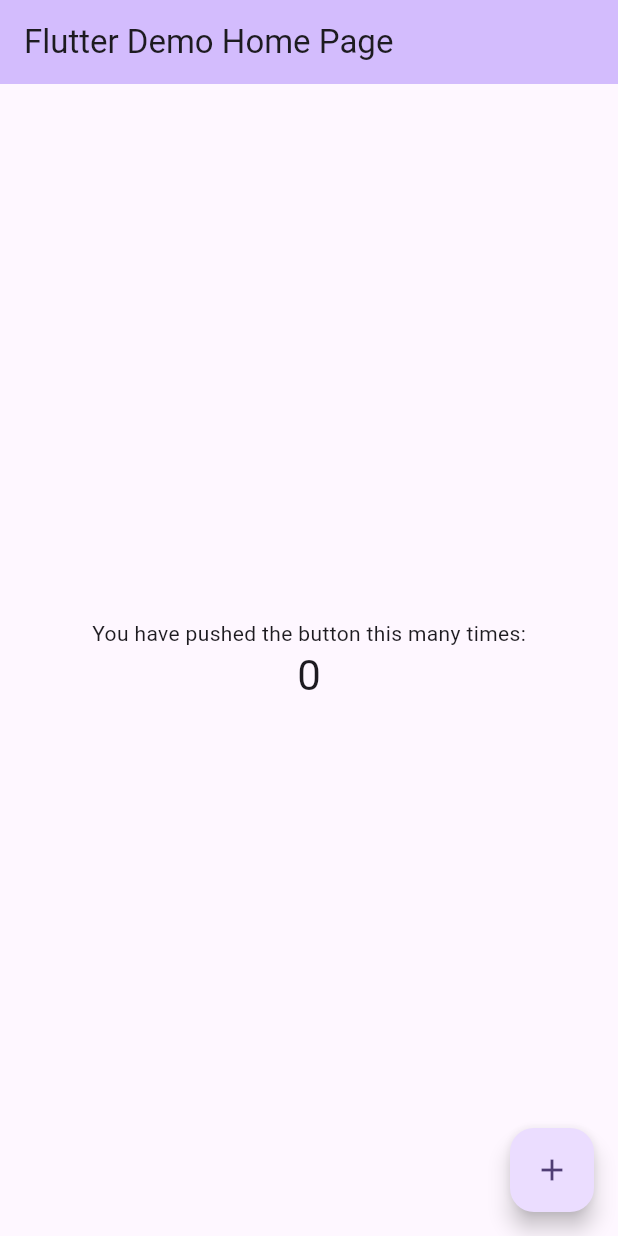
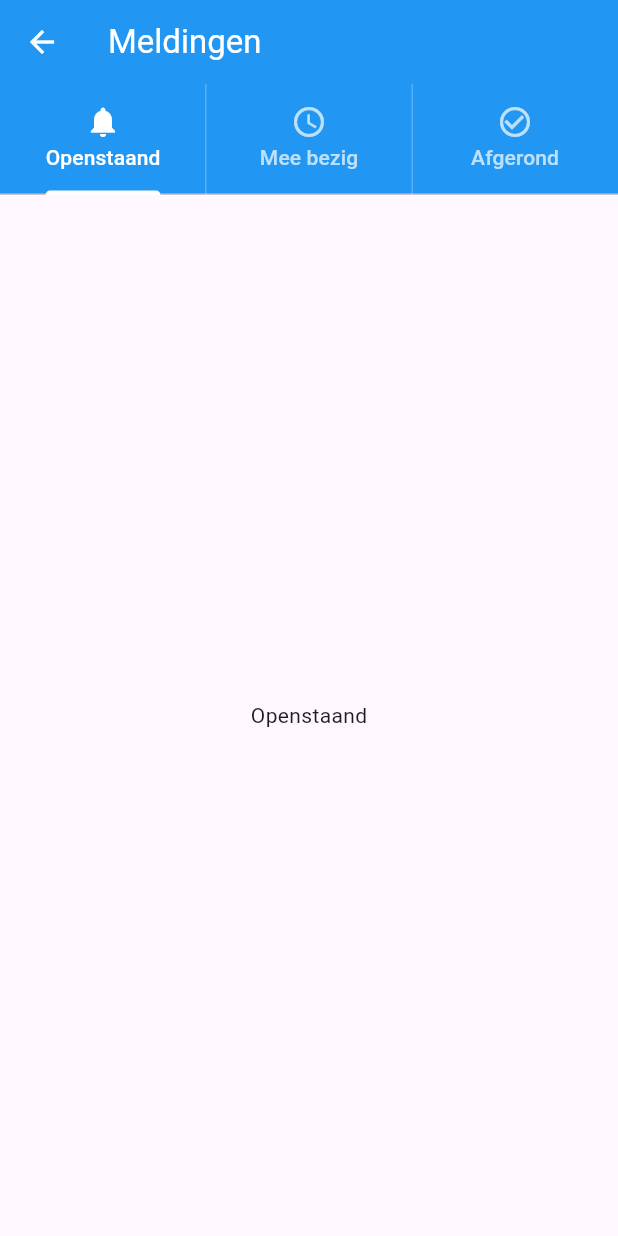
Before and after one commit to BarmadWork/adapta_hello, a Flutter app: the screen it shows after launch, on a phone screen of 412 x 824 dp. Run offline on Flutter 3.47's test engine with Material 3 defaults, Android fonts, the phone set to English and light mode, and no system bars.

Commit message:
made the overview page and the appbar with the navigation bar

```diff
--- a/lib/main.dart
+++ b/lib/main.dart
@@ -1,3 +1,4 @@
+import 'package:adapta_hello/pages/home.dart';
 import 'package:flutter/material.dart';
 
 void main() {
@@ -7,116 +8,15 @@ void main() {
 class MyApp extends StatelessWidget {
   const MyApp({super.key});
 
-  // This widget is the root of your application.
   @override
   Widget build(BuildContext context) {
     return MaterialApp(
-      title: 'Flutter Demo',
+      title: 'Adapta-Hello',
+      debugShowCheckedModeBanner: false,
       theme: ThemeData(
-        // This is the theme of your application.
-        //
-        // TRY THIS: Try running your application with "flutter run". You'll see
-        // the application has a purple toolbar. Then, without quitting the app,
-        // try changing the seedColor in the colorScheme below to Colors.green
-        // and then invoke "hot reload" (save your changes or press the "hot
-        // reload" button in a Flutter-supported IDE, or press "r" if you used
-        // the command line to start the app).
-        //
-        // Notice that the counter didn't reset back to zero; the application
-        // state is not lost during the reload. To reset the state, use hot
-        // restart instead.
-        //
-        // This works for code too, not just values: Most code changes can be
-        // tested with just a hot reload.
         colorScheme: ColorScheme.fromSeed(seedColor: Colors.deepPurple),
       ),
-      home: const MyHomePage(title: 'Flutter Demo Home Page'),
+      home: const Home(),
     );
   }
 }
-
-class MyHomePage extends StatefulWidget {
-  const MyHomePage({super.key, required this.title});
-
-  // This widget is the home page of your application. It is stateful, meaning
-  // that it has a State object (defined below) that contains fields that affect
-  // how it looks.
-
-  // This class is the configuration for the state. It holds the values (in this
-  // case the title) provided by the parent (in this case the App widget) and
-  // used by the build method of the State. Fields in a Widget subclass are
-  // always marked "final".
-
-  final String title;
-
-  @override
-  State<MyHomePage> createState() => _MyHomePageState();
-}
-
-class _MyHomePageState extends State<MyHomePage> {
-  int _counter = 0;
-
-  void _incrementCounter() {
-    setState(() {
-      // This call to setState tells the Flutter framework that something has
-      // changed in this State, which causes it to rerun the build method below
-      // so that the display can reflect the updated values. If we changed
-      // _counter without calling setState(), then the build method would not be
-      // called again, and so nothing would appear to happen.
-      _counter++;
-    });
-  }
-
-  @override
-  Widget build(BuildContext context) {
-    // This method is rerun every time setState is called, for instance as done
-    // by the _incrementCounter method above.
-    //
-    // The Flutter framework has been optimized to make rerunning build methods
-    // fast, so that you can just rebuild anything that needs updating rather
-    // than having to individually change instances of widgets.
-    return Scaffold(
-      appBar: AppBar(
-        // TRY THIS: Try changing the color here to a specific color (to
-        // Colors.amber, perhaps?) and trigger a hot reload to see the AppBar
-        // change color while the other colors stay the same.
-        backgroundColor: Theme.of(context).colorScheme.inversePrimary,
-        // Here we take the value from the MyHomePage object that was created by
-        // the App.build method, and use it to set our appbar title.
-        title: Text(widget.title),
-      ),
-      body: Center(
-        // Center is a layout widget. It takes a single child and positions it
-        // in the middle of the parent.
-        child: Column(
-          // Column is also a layout widget. It takes a list of children and
-          // arranges them vertically. By default, it sizes itself to fit its
-          // children horizontally, and tries to be as tall as its parent.
-          //
-          // Column has various properties to control how it sizes itself and
-          // how it positions its children. Here we use mainAxisAlignment to
-          // center the children vertically; the main axis here is the vertical
-          // axis because Columns are vertical (the cross axis would be
-          // horizontal).
-          //
-          // TRY THIS: Invoke "debug painting" (choose the "Toggle Debug Paint"
-          // action in the IDE, or press "p" in the console), to see the
-          // wireframe for each widget.
-          mainAxisAlignment: MainAxisAlignment.center,
-          children: <Widget>[
-            const Text('You have pushed the button this many times:'),
-            Text(
-              '$_counter',
-              style: Theme.of(context).textTheme.headlineMedium,
-            ),
-          ],
-        ),
-      ),
-      floatingActionButton: FloatingActionButton(
-        onPressed: _incrementCounter,
-        tooltip: 'Increment',
-        child: const Icon(Icons.add),
-      ), // This trailing comma makes auto-formatting nicer for build methods.
-    );
-  }
-}
--- /dev/null
+++ b/lib/pages/home.dart
@@ -0,0 +1,29 @@
+import 'package:adapta_hello/pages/overview.dart';
+import 'package:flutter/material.dart';
+
+class Home extends StatefulWidget {
+  const Home({super.key});
+
+  @override
+  State<Home> createState() => _HomeState();
+}
+
+class _HomeState extends State<Home> {
+  @override
+  void initState() {
+    super.initState();
+    // Wait for 3 seconds, then navigate
+    Future.delayed(const Duration(seconds: 3), () {
+      if (mounted) {
+        Navigator.of(
+          context,
+        ).push(MaterialPageRoute(builder: (context) => const Overview()));
+      }
+    });
+  }
+
+  @override
+  Widget build(BuildContext context) {
+    return Scaffold(body: Center(child: Text('Hello!')));
+  }
+}
--- /dev/null
+++ b/lib/pages/overview.dart
@@ -0,0 +1,69 @@
+import 'package:flutter/material.dart';
+
+class Overview extends StatefulWidget {
+  const Overview({super.key});
+
+  @override
+  State<Overview> createState() => _OverviewState();
+}
+
+class _OverviewState extends State<Overview> {
+  @override
+  Widget build(BuildContext context) {
+    return Scaffold(
+      appBar: AppBar(
+        title: const Text('Meldingen'),
+        backgroundColor: Colors.blue,
+        foregroundColor: Colors.white,
+      ),
+      body: DefaultTabController(
+        length: 3,
+        child: Column(
+          children: [
+            Container(
+              color: Colors.blue,
+              child: Stack(
+                children: [
+                  TabBar(
+                    labelColor: Colors.white,
+                    unselectedLabelColor: Colors.white70,
+                    indicatorColor: Colors.white,
+                    tabs: [
+                      Tab(text: 'Openstaand', icon: Icon(Icons.notifications)),
+                      Tab(text: 'Mee bezig', icon: Icon(Icons.access_time)),
+                      Tab(
+                        text: 'Afgerond',
+                        icon: Icon(Icons.check_circle_outline),
+                      ),
+                    ],
+                  ),
+                  // dividers
+                  Positioned.fill(
+                    child: Row(
+                      children: [
+                        Expanded(child: Container()),
+                        Container(width: 1, color: Colors.white24),
+                        Expanded(child: Container()),
+                        Container(width: 1, color: Colors.white24),
+                        Expanded(child: Container()),
+                      ],
+                    ),
+                  ),
+                ],
+              ),
+            ),
+            Expanded(
+              child: TabBarView(
+                children: [
+                  Center(child: Text('Openstaand')),
+                  Center(child: Text('Mee bezig')),
+                  Center(child: Text('Afgerond')),
+                ],
+              ),
+            ),
+          ],
+        ),
+      ),
+    );
+  }
+}
```
